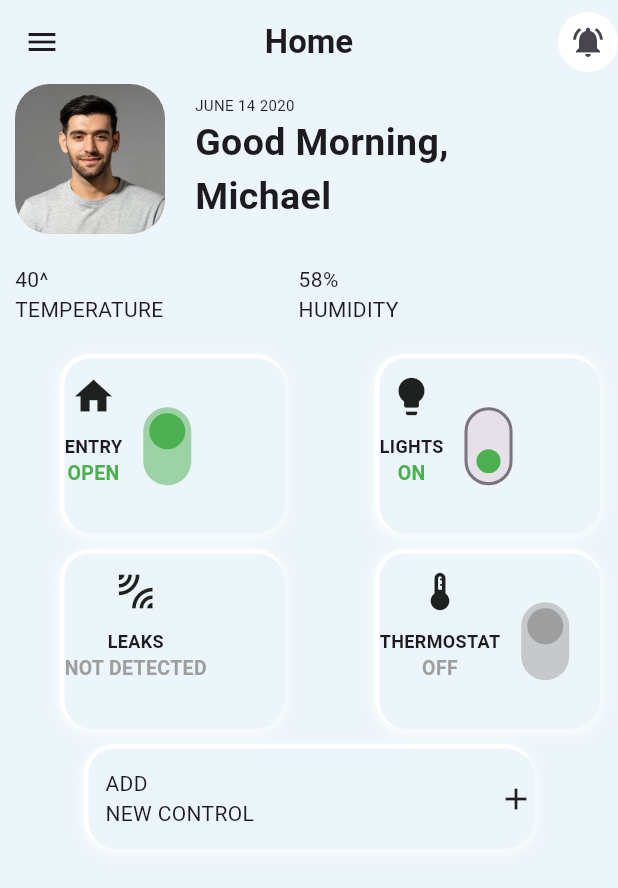
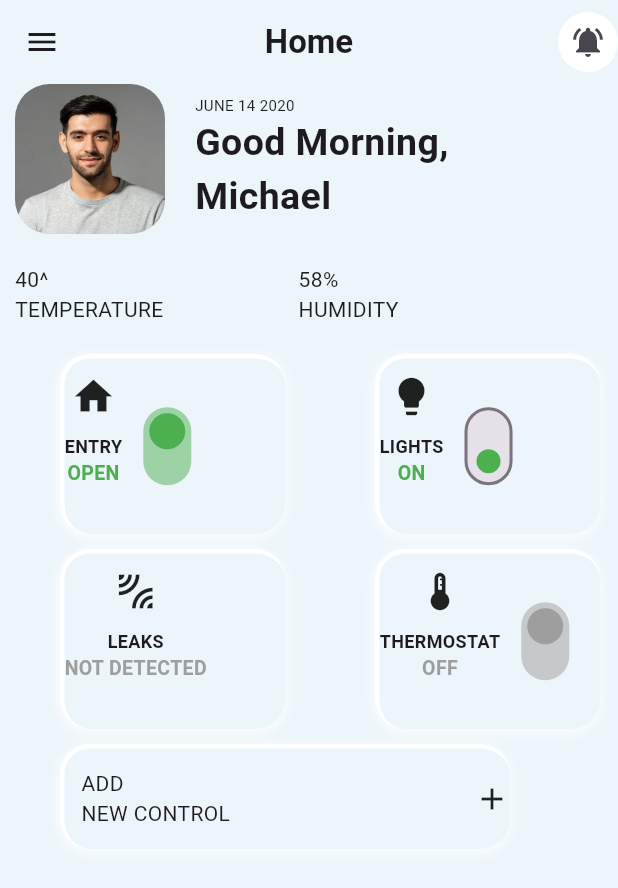
Before and after one commit to akhilapg/Design1, a Flutter app: the SecondScreen screen opened directly, on a phone screen of 412 x 824 dp. Shown: the top 888 px of the screen. Run offline on Flutter 3.47's test engine with Material 3 defaults, Android fonts, the phone set to English and light mode, and no system bars.

Commit message:
i just upadted the the send row colors with index passing  and updated container magin

```diff
--- a/lib/second_page.dart
+++ b/lib/second_page.dart
@@ -80,6 +80,9 @@ class SecondScreen extends StatelessWidget {
             ],
           ),
           SizedBox(height: 20),
+          Column(
+            crossAxisAlignment: CrossAxisAlignment.start,
+            children: [
               Row(
                 //row3
                 children: [
@@ -102,9 +105,7 @@ class SecondScreen extends StatelessWidget {
                     Colors.green,1
                   ),
                 ],
-          ),
-
-          SizedBox(height: 10),
+              ), SizedBox(height: 10),
               Row(
                 //row3
                 children: [
@@ -132,6 +133,7 @@ class SecondScreen extends StatelessWidget {
               Container(
                 width: 300,
                 height: 70,
+                margin: EdgeInsets.only(left: 40),
                 decoration: BoxDecoration(
                   borderRadius: BorderRadius.circular(20),
                   color: Color(0xFFecf5fa),
@@ -156,6 +158,11 @@ class SecondScreen extends StatelessWidget {
                   ],
                 ),
               ),
+            ],
+          ),
+
+
+
         ],
       ),
     );
```
Lines whose indentation alone changed are shown as unchanged.
